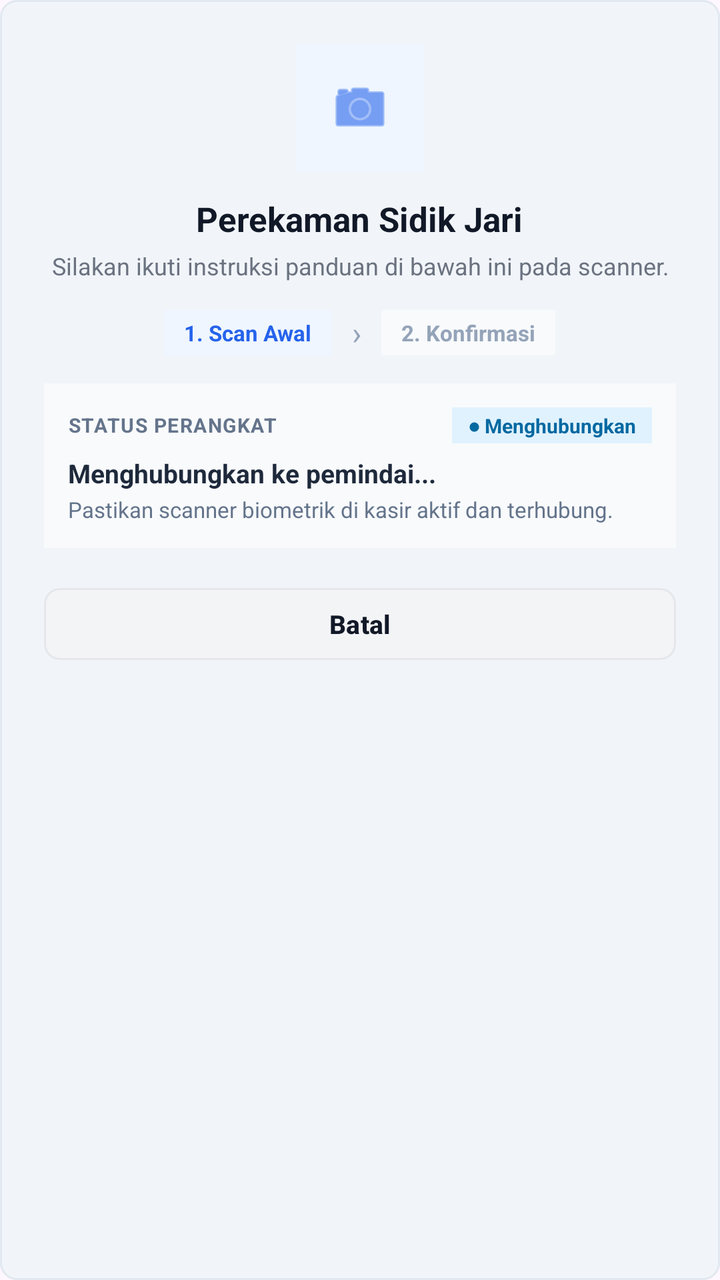
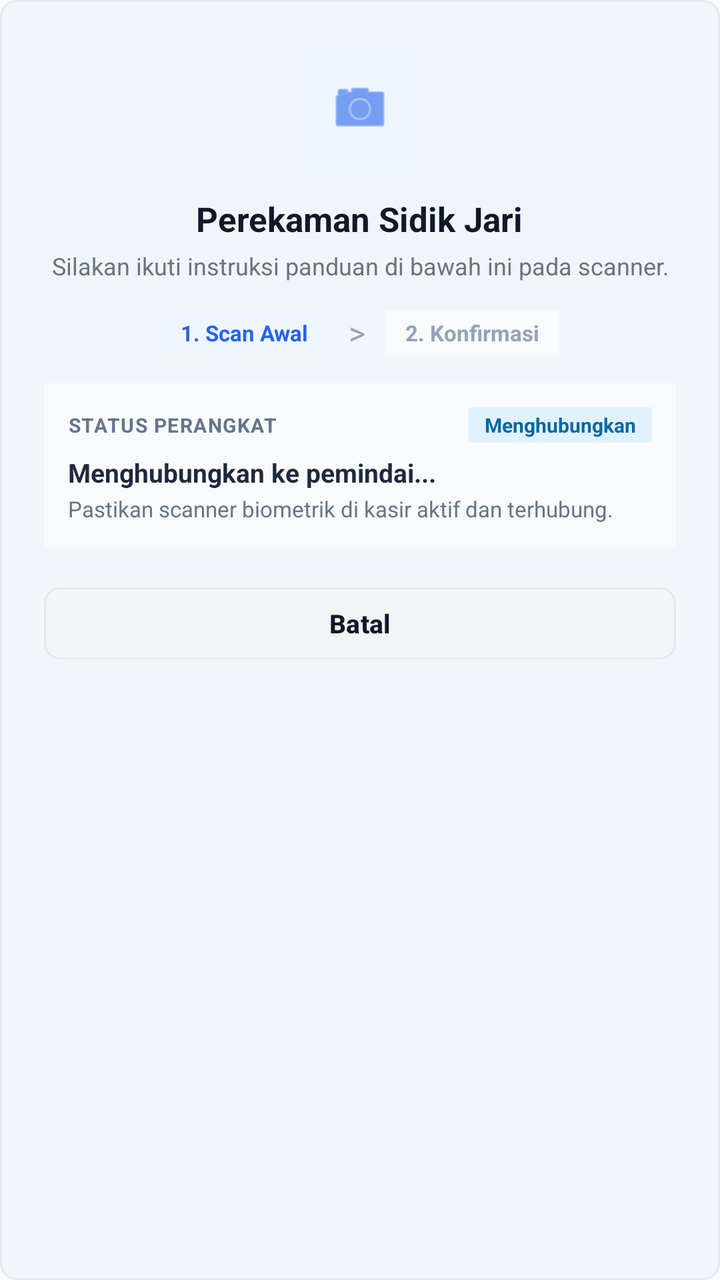

Screens rendered from an Android XML layout before and after an edit, with the pre-edit source and the edit as a unified diff.
<!-- AndroidManifest.xml: application theme Theme.PmlUts -->
<!-- res/layout/dialog_biometric_enroll.xml -->
<?xml version="1.0" encoding="utf-8"?>
<LinearLayout xmlns:android="http://schemas.android.com/apk/res/android"
    xmlns:app="http://schemas.android.com/apk/res-auto"
    android:layout_width="match_parent"
    android:layout_height="wrap_content"
    android:orientation="vertical"
    android:padding="22dp"
    android:gravity="center_horizontal"
    android:background="@drawable/bg_search_input">

    <FrameLayout
        android:id="@+id/bioIconContainer"
        android:layout_width="64dp"
        android:layout_height="64dp"
        android:background="#EFF6FF">

        <ImageView
            android:id="@+id/bioIcon"
            android:layout_width="32dp"
            android:layout_height="32dp"
            android:layout_gravity="center"
            android:src="@android:drawable/ic_menu_camera"
            app:tint="#2563EB" />
    </FrameLayout>

    <TextView
        android:id="@+id/tvBioModalTitle"
        android:layout_width="wrap_content"
        android:layout_height="wrap_content"
        android:layout_marginTop="12dp"
        android:text="Perekaman Sidik Jari"
        android:textColor="#111827"
        android:textSize="17sp"
        android:textStyle="bold" />

    <TextView
        android:id="@+id/tvBioModalSubtitle"
        android:layout_width="wrap_content"
        android:layout_height="wrap_content"
        android:layout_marginTop="4dp"
        android:text="Silakan ikuti instruksi panduan di bawah ini pada scanner."
        android:textColor="#6B7280"
        android:textSize="12sp"
        android:gravity="center" />

    <LinearLayout
        android:id="@+id/bioStepIndicator"
        android:layout_width="wrap_content"
        android:layout_height="wrap_content"
        android:layout_marginTop="14dp"
        android:orientation="horizontal"
        android:gravity="center_vertical">

        <TextView
            android:id="@+id/tvStepDot1"
            android:layout_width="wrap_content"
            android:layout_height="wrap_content"
            android:text="1. Scan Awal"
            android:textSize="11sp"
            android:textStyle="bold"
            android:textColor="#2563EB"
            android:background="#EFF6FF"
            android:paddingHorizontal="10dp"
            android:paddingVertical="4dp" />

        <TextView
            android:layout_width="wrap_content"
            android:layout_height="wrap_content"
            android:text=" › "
            android:textColor="#94A3B8"
            android:textSize="16sp"
            android:layout_marginHorizontal="6dp" />

        <TextView
            android:id="@+id/tvStepDot2"
            android:layout_width="wrap_content"
            android:layout_height="wrap_content"
            android:text="2. Konfirmasi"
            android:textSize="11sp"
            android:textStyle="bold"
            android:textColor="#94A3B8"
            android:background="#F8FAFC"
            android:paddingHorizontal="10dp"
            android:paddingVertical="4dp" />
    </LinearLayout>

    <LinearLayout
        android:layout_width="match_parent"
        android:layout_height="wrap_content"
        android:layout_marginTop="14dp"
        android:orientation="vertical"
        android:background="#F8FAFC"
        android:padding="12dp">

        <LinearLayout
            android:layout_width="match_parent"
            android:layout_height="wrap_content"
            android:orientation="horizontal"
            android:gravity="center_vertical">

            <TextView
                android:layout_width="0dp"
                android:layout_height="wrap_content"
                android:layout_weight="1"
                android:text="STATUS PERANGKAT"
                android:textColor="#64748B"
                android:textSize="10sp"
                android:textStyle="bold"
                android:letterSpacing="0.05" />

            <TextView
                android:id="@+id/tvBioDeviceBadge"
                android:layout_width="wrap_content"
                android:layout_height="wrap_content"
                android:text="● Menghubungkan"
                android:textColor="#0369A1"
                android:background="#E0F2FE"
                android:paddingHorizontal="8dp"
                android:paddingVertical="2dp"
                android:textSize="10sp"
                android:textStyle="bold" />
        </LinearLayout>

        <TextView
            android:id="@+id/tvBioStepText"
            android:layout_width="match_parent"
            android:layout_height="wrap_content"
            android:layout_marginTop="6dp"
            android:text="Menghubungkan ke pemindai..."
            android:textColor="#1E293B"
            android:textSize="13sp"
            android:textStyle="bold" />

        <TextView
            android:id="@+id/tvBioHintText"
            android:layout_width="match_parent"
            android:layout_height="wrap_content"
            android:layout_marginTop="2dp"
            android:text="Pastikan scanner biometrik di kasir aktif dan terhubung."
            android:textColor="#64748B"
            android:textSize="11sp" />
    </LinearLayout>

    <LinearLayout
        android:layout_width="match_parent"
        android:layout_height="wrap_content"
        android:layout_marginTop="16dp"
        android:orientation="horizontal"
        android:gravity="center">

        <com.google.android.material.button.MaterialButton
            android:id="@+id/btnBioCancel"
            android:layout_width="0dp"
            android:layout_height="44dp"
            android:layout_weight="1"
            android:text="Batal"
            android:textColor="#111827"
            android:textSize="13sp"
            android:textStyle="bold"
            app:backgroundTint="#F3F4F6"
            app:strokeColor="#E5E7EB"
            app:strokeWidth="1dp"
            app:cornerRadius="8dp" />

        <com.google.android.material.button.MaterialButton
            android:id="@+id/btnBioRetry"
            android:layout_width="0dp"
            android:layout_height="44dp"
            android:layout_weight="1"
            android:layout_marginStart="8dp"
            android:text="Coba Lagi"
            android:textColor="#FFFFFF"
            android:textSize="13sp"
            android:textStyle="bold"
            android:visibility="gone"
            app:backgroundTint="#2563EB"
            app:cornerRadius="8dp" />

        <com.google.android.material.button.MaterialButton
            android:id="@+id/btnBioDone"
            android:layout_width="0dp"
            android:layout_height="44dp"
            android:layout_weight="1"
            android:layout_marginStart="8dp"
            android:text="Selesai"
            android:textColor="#FFFFFF"
            android:textSize="13sp"
            android:textStyle="bold"
            android:visibility="gone"
            app:backgroundTint="#059669"
            app:cornerRadius="8dp" />
    </LinearLayout>
</LinearLayout>
<!-- resources referenced by this layout -->
<resources>
  <!-- drawable bg_search_input (drawable) -->
  <?xml version="1.0" encoding="utf-8"?>
  <shape xmlns:android="http://schemas.android.com/apk/res/android"
      android:shape="rectangle">
      <solid android:color="#F1F5F9" />
      <corners android:radius="8dp" />
      <stroke android:width="1dp" android:color="#E2E8F0" />
  </shape>
  <style name="Theme.PmlUts" parent="Theme.Material3.DayNight.NoActionBar">
          
          <item name="colorPrimary">#2563EB</item>
          <item name="colorPrimaryVariant">#1D4ED8</item>
          <item name="colorOnPrimary">#FFFFFF</item>
          
          <item name="colorSecondary">#10B981</item>
          <item name="colorSecondaryVariant">#059669</item>
          <item name="colorOnSecondary">#FFFFFF</item>
          
          <item name="android:statusBarColor">#1E293B</item>
          <item name="android:windowLightStatusBar">false</item>
      </style>
</resources>

<!-- the commit's change to res/layout/dialog_biometric_enroll.xml (unified diff, before → after) -->
@@ -66,7 +66,7 @@
         <TextView
             android:layout_width="wrap_content"
             android:layout_height="wrap_content"
-            android:text=" › "
+            android:text=" > "
             android:textColor="#94A3B8"
             android:textSize="16sp"
             android:layout_marginHorizontal="6dp" />
@@ -112,7 +112,7 @@
                 android:id="@+id/tvBioDeviceBadge"
                 android:layout_width="wrap_content"
                 android:layout_height="wrap_content"
-                android:text="● Menghubungkan"
+                android:text="Menghubungkan"
                 android:textColor="#0369A1"
                 android:background="#E0F2FE"
                 android:paddingHorizontal="8dp"
<!-- resource entries referenced after the edit -->
@@ -8,18 +8,36 @@
       <corners android:radius="8dp" />
       <stroke android:width="1dp" android:color="#E2E8F0" />
   </shape>
-  <style name="Theme.PmlUts" parent="Theme.Material3.DayNight.NoActionBar">
+  <style name="Theme.PmlUts" parent="Theme.Material3.Light.NoActionBar">
           
-          <item name="colorPrimary">#2563EB</item>
-          <item name="colorPrimaryVariant">#1D4ED8</item>
+          <item name="colorPrimary">@color/primary_blue</item>
+          <item name="colorPrimaryVariant">@color/primary_blue_dark</item>
           <item name="colorOnPrimary">#FFFFFF</item>
           
-          <item name="colorSecondary">#10B981</item>
+          <item name="colorSecondary">@color/accent_green</item>
           <item name="colorSecondaryVariant">#059669</item>
           <item name="colorOnSecondary">#FFFFFF</item>
           
           <item name="android:statusBarColor">#1E293B</item>
           <item name="android:windowLightStatusBar">false</item>
+          <item name="android:forceDarkAllowed" tools:targetApi="q">false</item>
+  
+          
+          <item name="android:colorBackground">@color/bg_screen</item>
+          <item name="colorSurface">@color/bg_card</item>
+          <item name="colorOnSurface">@color/text_primary</item>
+          <item name="android:textColorPrimary">@color/text_primary</item>
+          <item name="android:textColorSecondary">@color/text_secondary</item>
+          <item name="android:editTextColor">@color/text_primary</item>
+          <item name="android:textColorHint">@color/text_hint</item>
       </style>
+  <color name="primary_blue">#2563EB</color>
+  <color name="primary_blue_dark">#1D4ED8</color>
+  <color name="accent_green">#10B981</color>
+  <color name="bg_screen">#F8FAFC</color>
+  <color name="bg_card">#FFFFFF</color>
+  <color name="text_primary">#0F172A</color>
+  <color name="text_secondary">#64748B</color>
+  <color name="text_hint">#94A3B8</color>
 </resources>
 
